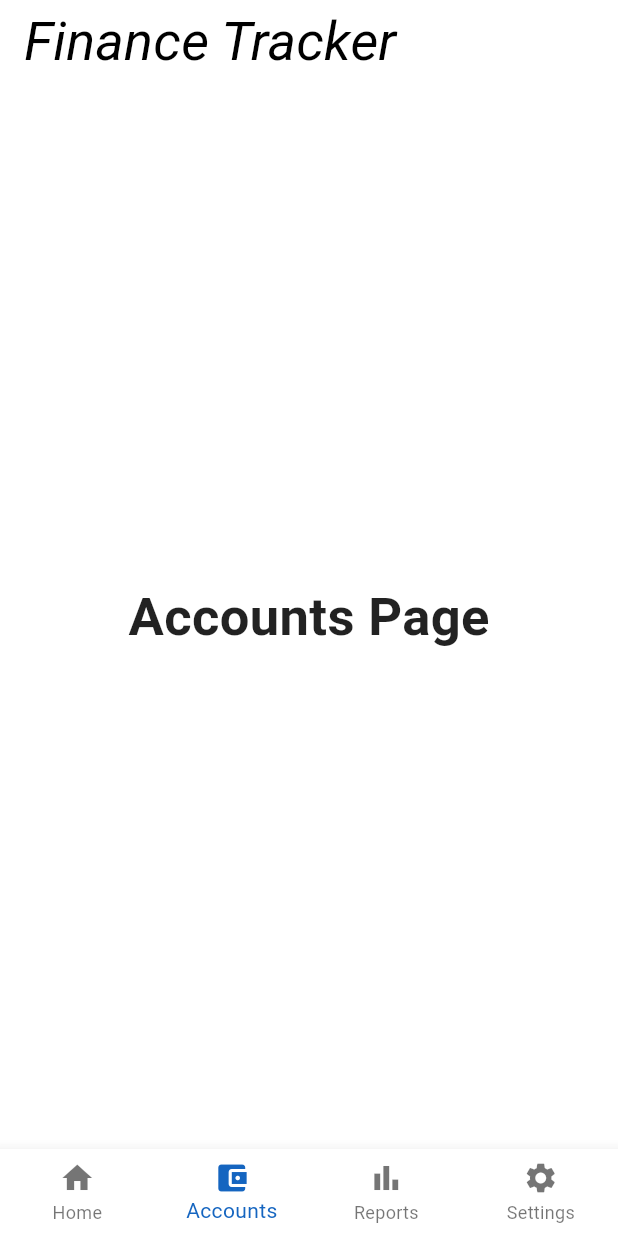
After one commit to darlingson/makobili_flutter_app, a Flutter app: the screen it shows after launch, item 2 of the bottom bar chosen, on a phone screen of 412 x 824 dp. The commit adds this screen. Run offline on Flutter 3.47's test engine with Material 3 defaults, Android fonts, the phone set to English and light mode, and no system bars; Roboto replaces fonts that are missing (Hind).

Commit message:
added separate screen for each item of the navbar

```diff
--- a/lib/main.dart
+++ b/lib/main.dart
@@ -1,4 +1,8 @@
 import 'package:flutter/material.dart';
+import 'package:makobili/screens/accounts_screen.dart';
+import 'package:makobili/screens/home_screen.dart';
+import 'package:makobili/screens/reports_screen.dart';
+import 'package:makobili/screens/settings_screen.dart';
 
 void main() {
   runApp(const MyApp());
@@ -70,14 +74,10 @@ class _MyHomePageState extends State<MyHomePage> {
 
   // List of widgets to show in the body based on selected tab
   static List<Widget> _widgetOptions = <Widget>[
-    Text('Home Page',
-        style: TextStyle(fontSize: 35, fontWeight: FontWeight.bold)),
-    Text('Accounts Page',
-        style: TextStyle(fontSize: 35, fontWeight: FontWeight.bold)),
-    Text('Reports Page',
-        style: TextStyle(fontSize: 35, fontWeight: FontWeight.bold)),
-    Text('Settings Page',
-        style: TextStyle(fontSize: 35, fontWeight: FontWeight.bold)),
+    HomeScreen(),
+    AccountsScreen(),
+    ReportsScreen(),
+    SettingsScreen(),
   ];
 
   void _onItemTapped(int index) {
--- /dev/null
+++ b/lib/screens/accounts_screen.dart
@@ -0,0 +1,18 @@
+import 'package:flutter/material.dart';
+
+class AccountsScreen extends StatefulWidget {
+  const AccountsScreen({super.key});
+
+  @override
+  State<AccountsScreen> createState() => _AccountsScreenState();
+}
+
+class _AccountsScreenState extends State<AccountsScreen> {
+  @override
+  Widget build(BuildContext context) {
+    return Center(
+      child: Text('Accounts Page',
+          style: TextStyle(fontSize: 35, fontWeight: FontWeight.bold)),
+    );
+  }
+}
```
Also changed, not shown: lib/screens/home_screen.dart (added, +11 -0 lines), lib/screens/reports_screen.dart (added, +18 -0 lines), lib/screens/settings_screen.dart (added, +18 -0 lines), lib/components/ButtonWidget.dart (added).
